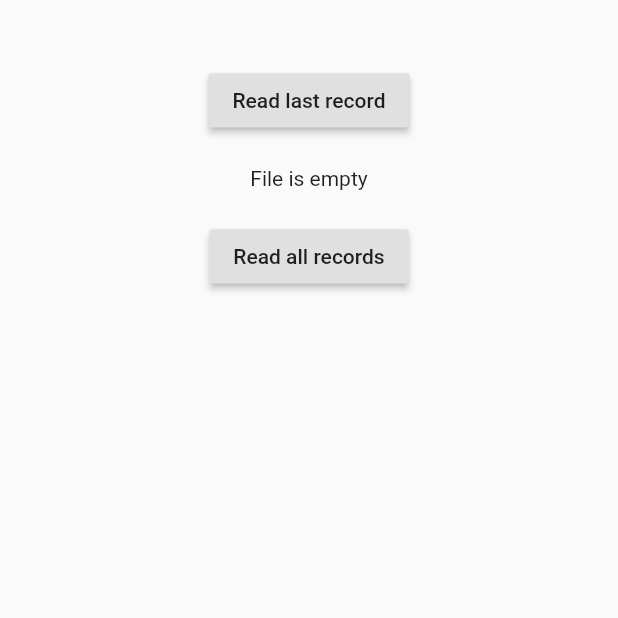
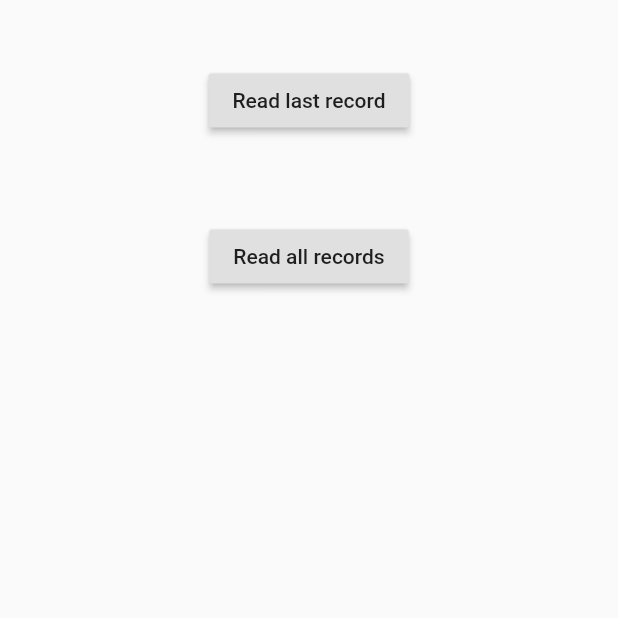
Before and after one commit to gpapadas/speech_mem_sqlite, a Flutter app: the ResultsScreen screen opened directly with empty values, on a phone screen of 412 x 824 dp, the top half of it. Run offline on Flutter 3.47's test engine with Material 2 defaults, Android fonts, the phone set to English and light mode, and no system bars; our stand-ins replace sqflite; missing offline and left inert: speech_recognition; accounts and stored records are empty.

Commit message:
Cleaning up the code

```diff
--- a/lib/screens/results_screen.dart
+++ b/lib/screens/results_screen.dart
@@ -64,7 +64,7 @@ class _ResultsScreenState extends State<ResultsScreen> {
                   height: 20.0,
                 ),
                 Container(
-                  child: Text('${transcriptionName ?? "File is empty"}'),
+                  child: Text('${transcriptionName ?? ""}'),
                 ),
                 SizedBox(
                   height: 20.0,
@@ -112,22 +112,6 @@ class _ResultsScreenState extends State<ResultsScreen> {
               'Date: ${DateFormat('dd/MM/yyyy').format(DateTime.fromMillisecondsSinceEpoch(transcription.datetime))}',
               style: TextStyle(fontSize: 15),
             ),
-            // SizedBox(height: 12),
-            // Row(
-            //   mainAxisAlignment: MainAxisAlignment.end,
-            //   children: <Widget>[
-            //     FlatButton(
-            //       onPressed: () => updateTranscription(transcription),
-            //       child: Text('Update todo', style: TextStyle(color: Colors.white)),
-            //       color: Colors.green,
-            //     ),
-            //     SizedBox(width: 8),
-            //     FlatButton(
-            //       onPressed: () => deleteTranscription(transcription),
-            //       child: Text('Delete'),
-            //     ),
-            //   ],
-            // ),
           ],
         ),
       ),
@@ -136,7 +120,7 @@ class _ResultsScreenState extends State<ResultsScreen> {
 }
 
 // updateTranscription(Transcription transcription) async {
-//   transcription.name = 'please 🤫';
+//   transcription.name = 'updated record';
 //   await RepositoryServiceTranscription.updateTranscription(transcription);
 //   setState(() {
 //     future = RepositoryServiceTranscription.getAllTranscriptions();
```
Also changed, not shown: lib/screens/record_screen.dart (+0 -72 lines).
